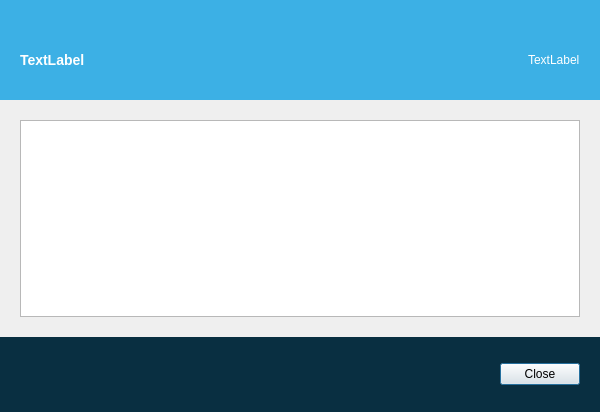
The window that src/qt/forms/transactiondescdialog.ui (aurovine/AudioCoin) describes before a commit, drawn with Qt 5.
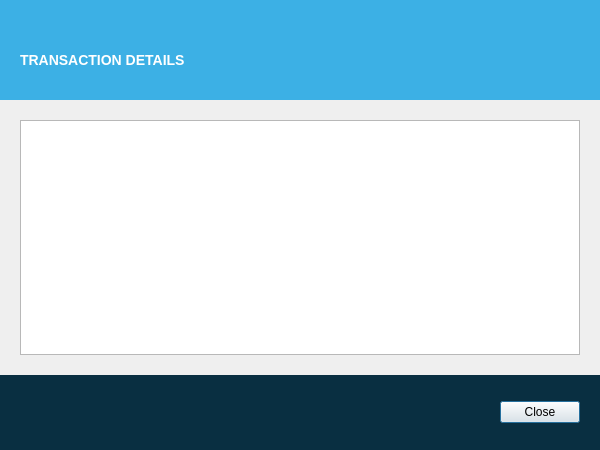
The same window after the commit. Icons and pictures are not drawn. Custom widgets are drawn as their Qt base class.

Commit message: adds icon and label to transaction details dialog

```diff
--- a/src/qt/forms/transactiondescdialog.ui
+++ b/src/qt/forms/transactiondescdialog.ui
@@ -7,7 +7,7 @@
     <x>0</x>
     <y>0</y>
     <width>600</width>
-    <height>412</height>
+    <height>450</height>
    </rect>
   </property>
   <property name="windowTitle">
@@ -31,6 +31,12 @@
    </property>
    <item>
     <widget class="QWidget" name="titleWidget" native="true">
+     <property name="sizePolicy">
+      <sizepolicy hsizetype="Preferred" vsizetype="Fixed">
+       <horstretch>0</horstretch>
+       <verstretch>0</verstretch>
+      </sizepolicy>
+     </property>
      <property name="minimumSize">
       <size>
        <width>0</width>
@@ -68,14 +74,17 @@
          <string notr="true">#titleLabel { text-transform: uppercase; font-family: 'Montserrat'; font-size: 14px; font-weight: bold; }</string>
         </property>
         <property name="text">
-         <string>TextLabel</string>
+         <string>TRANSACTION DETAILS</string>
         </property>
        </widget>
       </item>
       <item>
        <widget class="QLabel" name="titleIcon">
         <property name="text">
-         <string>TextLabel</string>
+         <string/>
+        </property>
+        <property name="pixmap">
+         <pixmap resource="../bitcoin.qrc">:/icons/material/white/details</pixmap>
         </property>
        </widget>
       </item>
```
The commit also changes 3 other files.
